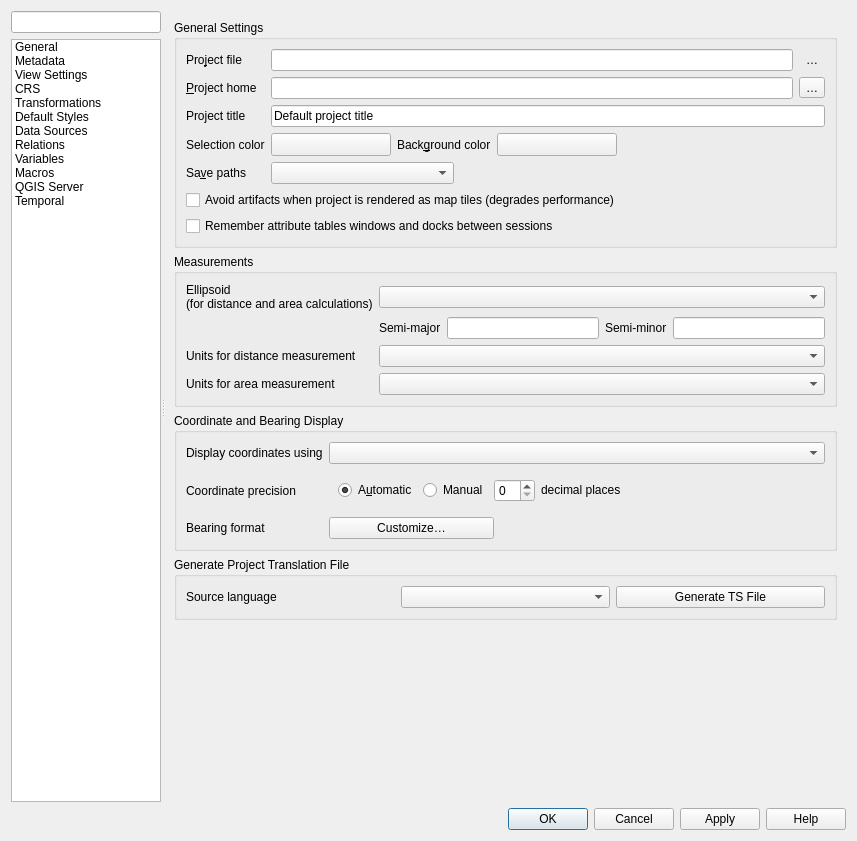
qgis/QGIS, file src/ui/qgsprojectpropertiesbase.ui: the form before one commit.
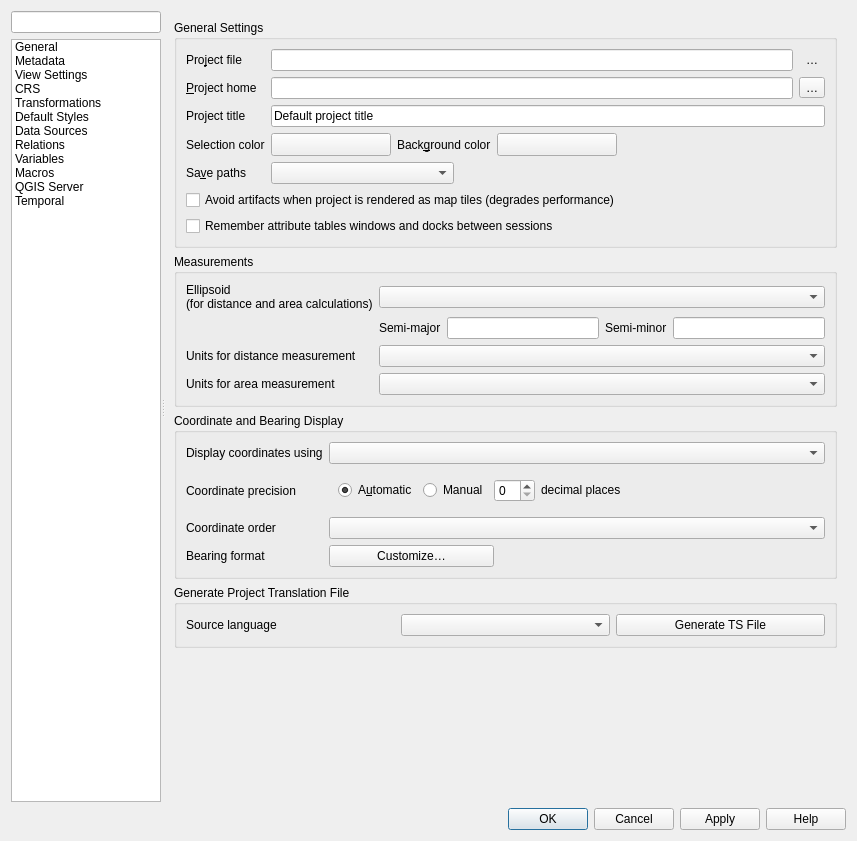
The form after the commit. Icons and pictures are not drawn. Custom widgets are drawn as their Qt base class.

Commit message:
[feature] Use correct coordinate ordering for project crs when displaying coordinates in status bar (and identify results)
And add a setting in project properties to allow users to override
this with a specific coordinate ordering if desired (x/y or y/x)

Patch:
```diff
--- a/src/ui/qgsprojectpropertiesbase.ui
+++ b/src/ui/qgsprojectpropertiesbase.ui
@@ -642,37 +642,6 @@
                   <string notr="true">projgeneral</string>
                  </property>
                  <layout class="QGridLayout" name="gridLayout_18">
-                  <item row="2" column="0">
-                   <widget class="QLabel" name="label_34">
-                    <property name="text">
-                     <string>Bearing format</string>
-                    </property>
-                   </widget>
-                  </item>
-                  <item row="2" column="1">
-                   <layout class="QHBoxLayout" name="horizontalLayout_19" stretch="3,6">
-                    <item>
-                     <widget class="QPushButton" name="mCustomizeBearingFormatButton">
-                      <property name="text">
-                       <string>Customize…</string>
-                      </property>
-                     </widget>
-                    </item>
-                    <item>
-                     <spacer name="horizontalSpacer_8">
-                      <property name="orientation">
-                       <enum>Qt::Horizontal</enum>
-                      </property>
-                      <property name="sizeHint" stdset="0">
-                       <size>
-                        <width>40</width>
-                        <height>20</height>
-                       </size>
-                      </property>
-                     </spacer>
-                    </item>
-                   </layout>
-                  </item>
                   <item row="1" column="1">
                    <widget class="QFrame" name="mFramePrecision">
                     <layout class="QHBoxLayout" name="horizontalLayout_12">
@@ -722,12 +691,29 @@
                     </layout>
                    </widget>
                   </item>
-                  <item row="0" column="0">
-                   <widget class="QLabel" name="label_25">
-                    <property name="text">
-                     <string>Display coordinates using</string>
-                    </property>
-                   </widget>
+                  <item row="3" column="1">
+                   <layout class="QHBoxLayout" name="horizontalLayout_19" stretch="3,6">
+                    <item>
+                     <widget class="QPushButton" name="mCustomizeBearingFormatButton">
+                      <property name="text">
+                       <string>Customize…</string>
+                      </property>
+                     </widget>
+                    </item>
+                    <item>
+                     <spacer name="horizontalSpacer_8">
+                      <property name="orientation">
+                       <enum>Qt::Horizontal</enum>
+                      </property>
+                      <property name="sizeHint" stdset="0">
+                       <size>
+                        <width>40</width>
+                        <height>20</height>
+                       </size>
+                      </property>
+                     </spacer>
+                    </item>
+                   </layout>
                   </item>
                   <item row="1" column="0">
                    <widget class="QLabel" name="label_26">
@@ -739,6 +725,30 @@
                   <item row="0" column="1">
                    <widget class="QComboBox" name="mCoordinateDisplayComboBox"/>
                   </item>
+                  <item row="3" column="0">
+                   <widget class="QLabel" name="label_34">
+                    <property name="text">
+                     <string>Bearing format</string>
+                    </property>
+                   </widget>
+                  </item>
+                  <item row="0" column="0">
+                   <widget class="QLabel" name="label_25">
+                    <property name="text">
+                     <string>Display coordinates using</string>
+                    </property>
+                   </widget>
+                  </item>
+                  <item row="2" column="0">
+                   <widget class="QLabel" name="label_31">
+                    <property name="text">
+                     <string>Coordinate order</string>
+                    </property>
+                   </widget>
+                  </item>
+                  <item row="2" column="1">
+                   <widget class="QComboBox" name="mCoordinateOrderComboBox"/>
+                  </item>
                  </layout>
                 </widget>
                </item>
@@ -3244,55 +3254,67 @@
  </widget>
  <customwidgets>
   <customwidget>
-   <class>QgsFilterLineEdit</class>
-   <extends>QLineEdit</extends>
-   <header>qgsfilterlineedit.h</header>
+   <class>QgsScrollArea</class>
+   <extends>QScrollArea</extends>
+   <header>qgsscrollarea.h</header>
+   <container>1</container>
   </customwidget>
   <customwidget>
-   <class>QgsCollapsibleGroupBox</class>
-   <extends>QGroupBox</extends>
-   <header>qgscollapsiblegroupbox.h</header>
-   <container>1</container>
+   <class>QgsPropertyOverrideButton</class>
+   <extends>QToolButton</extends>
+   <header>qgspropertyoverridebutton.h</header>
   </customwidget>
   <customwidget>
    <class>QgsSpinBox</class>
    <extends>QSpinBox</extends>
    <header>qgsspinbox.h</header>
   </customwidget>
+  <customwidget>
+   <class>QgsCollapsibleGroupBox</class>
+   <extends>QGroupBox</extends>
+   <header>qgscollapsiblegroupbox.h</header>
+   <container>1</container>
+  </customwidget>
+  <customwidget>
+   <class>QgsFilterLineEdit</class>
+   <extends>QLineEdit</extends>
+   <header>qgsfilterlineedit.h</header>
+  </customwidget>
+  <customwidget>
+   <class>QgsVariableEditorWidget</class>
+   <extends>QWidget</extends>
+   <header location="global">qgsvariableeditorwidget.h</header>
+   <container>1</container>
+  </customwidget>
+  <customwidget>
+   <class>QgsColorButton</class>
+   <extends>QToolButton</extends>
+   <header>qgscolorbutton.h</header>
+   <container>1</container>
+  </customwidget>
+  <customwidget>
+   <class>QgsColorSchemeList</class>
+   <extends>QWidget</extends>
+   <header location="global">qgscolorschemelist.h</header>
+   <container>1</container>
+  </customwidget>
+  <customwidget>
+   <class>QgsDatumTransformTableWidget</class>
+   <extends>QWidget</extends>
+   <header>qgsdatumtransformtablewidget.h</header>
+   <container>1</container>
+  </customwidget>
   <customwidget>
    <class>QgsExtentGroupBox</class>
    <extends>QgsCollapsibleGroupBox</extends>
    <header>qgsextentgroupbox.h</header>
    <container>1</container>
   </customwidget>
-  <customwidget>
-   <class>QgsScrollArea</class>
-   <extends>QScrollArea</extends>
-   <header>qgsscrollarea.h</header>
-   <container>1</container>
-  </customwidget>
   <customwidget>
    <class>QgsDateTimeEdit</class>
    <extends>QDateTimeEdit</extends>
    <header>qgsdatetimeedit.h</header>
   </customwidget>
-  <customwidget>
-   <class>QgsVariableEditorWidget</class>
-   <extends>QWidget</extends>
-   <header location="global">qgsvariableeditorwidget.h</header>
-   <container>1</container>
-  </customwidget>
-  <customwidget>
-   <class>QgsPropertyOverrideButton</class>
-   <extends>QToolButton</extends>
-   <header>qgspropertyoverridebutton.h</header>
-  </customwidget>
-  <customwidget>
-   <class>QgsColorButton</class>
-   <extends>QToolButton</extends>
-   <header>qgscolorbutton.h</header>
-   <container>1</container>
-  </customwidget>
   <customwidget>
    <class>QgsOpacityWidget</class>
    <extends>QWidget</extends>
@@ -3305,18 +3327,6 @@
    <header>qgsprojectionselectiontreewidget.h</header>
    <container>1</container>
   </customwidget>
-  <customwidget>
-   <class>QgsColorSchemeList</class>
-   <extends>QWidget</extends>
-   <header location="global">qgscolorschemelist.h</header>
-   <container>1</container>
-  </customwidget>
-  <customwidget>
-   <class>QgsDatumTransformTableWidget</class>
-   <extends>QWidget</extends>
-   <header>qgsdatumtransformtablewidget.h</header>
-   <container>1</container>
-  </customwidget>
   <customwidget>
    <class>QgsCodeEditorPython</class>
    <extends>QWidget</extends>
```
Left out of the diff: 19 changed lines with no effect on the pictures. The commit also changes 3 other files.
